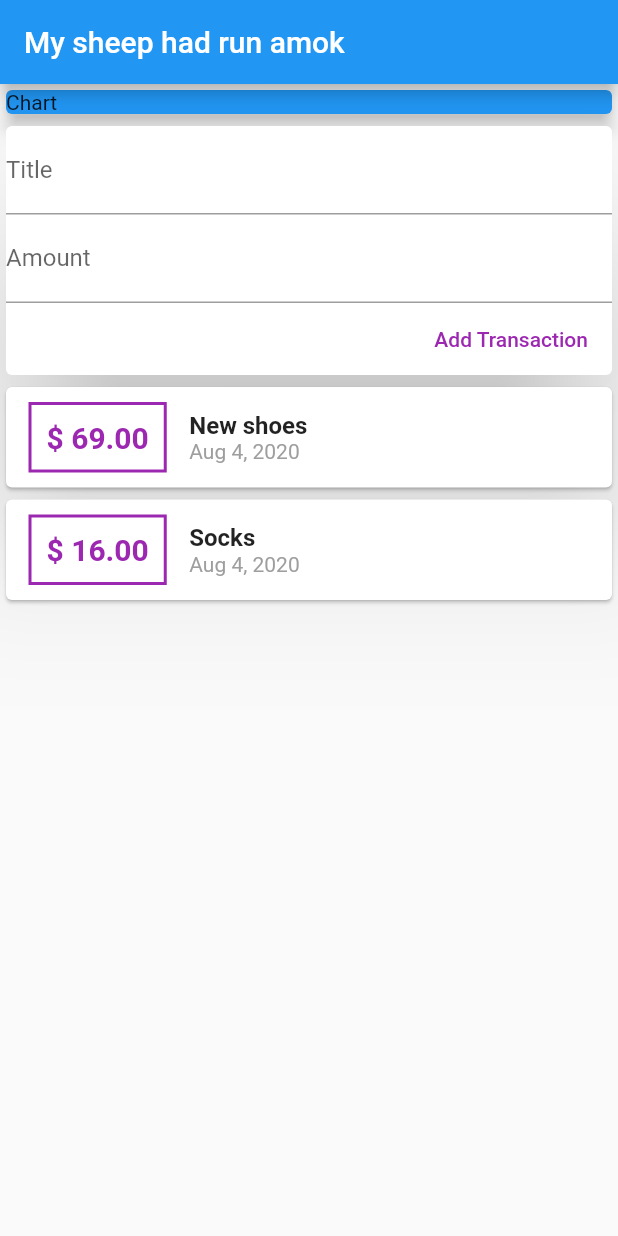
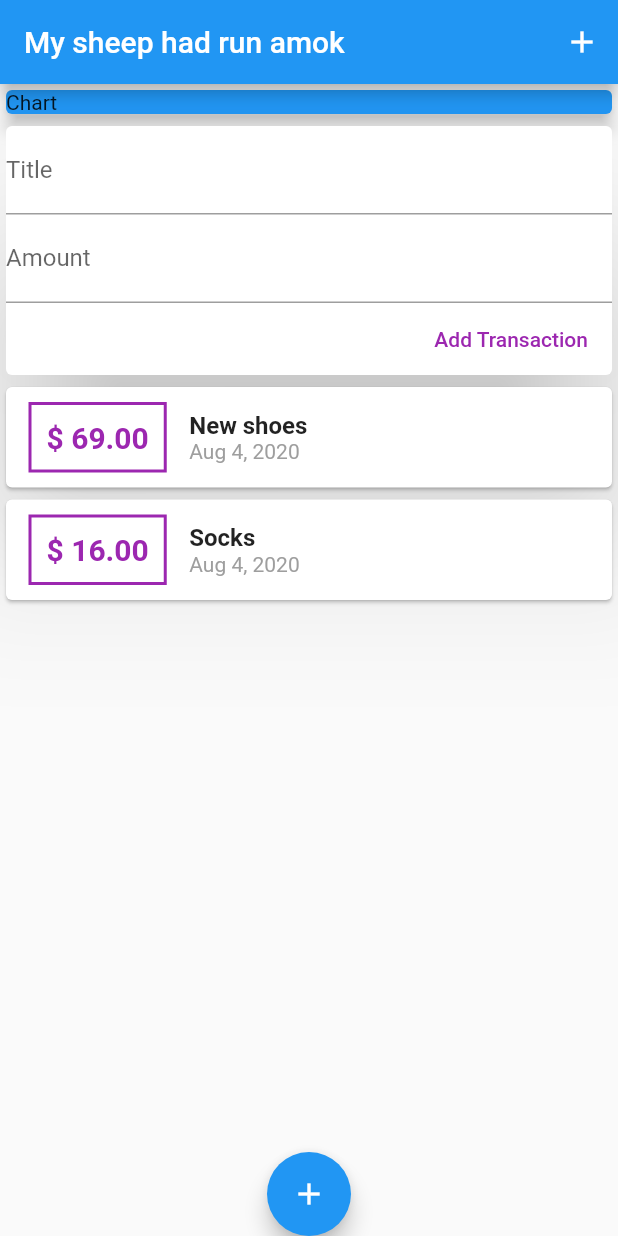
Before and after one commit to alegalliard/flutter-quiz, a Flutter app: the screen it shows after launch, on a phone screen of 412 x 824 dp. Run offline on Flutter 3.47's test engine with Material 2 defaults, Android fonts, the phone set to English and light mode, and no system bars.

Commit message:
ActionButton no topo, FloatingActionButton

```diff
--- a/lib/main.dart
+++ b/lib/main.dart
@@ -19,7 +19,13 @@ class MyHomePage extends StatelessWidget {
     return MaterialApp(
       home: Scaffold(
         appBar: AppBar(
-          title: Text('My sheep had run amok')
+          title: Text('My sheep had run amok'),
+          actions: <Widget>[
+            IconButton(
+              icon: Icon(Icons.add),
+              onPressed: () {},
+            ),
+          ],
         ),
         body: SingleChildScrollView(
           child: Column(
@@ -38,8 +44,12 @@ class MyHomePage extends StatelessWidget {
               UserTransactions()
             ],
           ),
-        )
-
+        ),
+        floatingActionButtonLocation: FloatingActionButtonLocation.centerDocked,
+        floatingActionButton: FloatingActionButton(
+          child: Icon(Icons.add),
+          onPressed: () {},
+        ),
       ),
     );
   }
```
